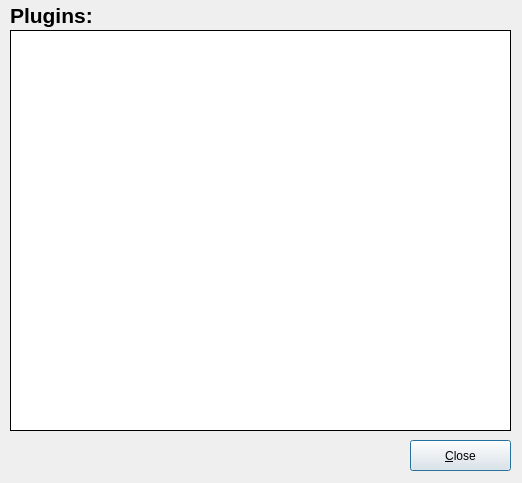
Old version of the form application/aboutplugins.ui in the repository jkriege2/QuickFit3.
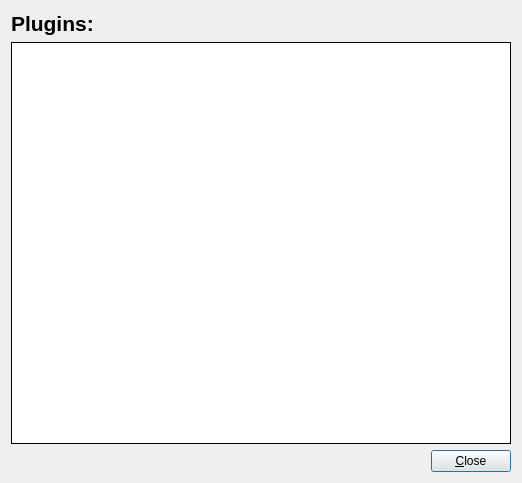
New version of the form.

Patch:
```diff
--- a/application/aboutplugins.ui
+++ b/application/aboutplugins.ui
@@ -19,15 +19,23 @@
   <property name="modal">
    <bool>true</bool>
   </property>
+  <layout class="QVBoxLayout" name="verticalLayout">
+   <item>
+    <widget class="QLabel" name="label">
+     <property name="font">
+      <font>
+       <pointsize>16</pointsize>
+       <weight>75</weight>
+       <bold>true</bold>
+      </font>
+     </property>
+     <property name="text">
+      <string>Plugins:</string>
+     </property>
+    </widget>
+   </item>
+   <item>
   <widget class="QTextEdit" name="edtInfo">
-   <property name="geometry">
-    <rect>
-     <x>10</x>
-     <y>30</y>
-     <width>501</width>
-     <height>401</height>
-    </rect>
-   </property>
    <property name="frameShape">
     <enum>QFrame::Box</enum>
    </property>
@@ -38,39 +46,32 @@
     <bool>true</bool>
    </property>
   </widget>
+   </item>
+   <item>
+    <layout class="QHBoxLayout" name="horizontalLayout">
+     <item>
+      <spacer name="horizontalSpacer">
+       <property name="orientation">
+        <enum>Qt::Horizontal</enum>
+       </property>
+       <property name="sizeHint" stdset="0">
+        <size>
+         <width>40</width>
+         <height>20</height>
+        </size>
+       </property>
+      </spacer>
+     </item>
+     <item>
   <widget class="QPushButton" name="pushButton">
-   <property name="geometry">
-    <rect>
-     <x>410</x>
-     <y>440</y>
-     <width>101</width>
-     <height>31</height>
-    </rect>
-   </property>
    <property name="text">
     <string>&amp;Close</string>
    </property>
   </widget>
-  <widget class="QLabel" name="label">
-   <property name="geometry">
-    <rect>
-     <x>10</x>
-     <y>0</y>
-     <width>101</width>
-     <height>31</height>
-    </rect>
-   </property>
-   <property name="font">
-    <font>
-     <pointsize>16</pointsize>
-     <weight>75</weight>
-     <bold>true</bold>
-    </font>
-   </property>
-   <property name="text">
-    <string>Plugins:</string>
-   </property>
-  </widget>
+     </item>
+    </layout>
+   </item>
+  </layout>
  </widget>
  <resources>
   <include location="quickfit3.qrc"/>
```
Lines whose indentation alone changed are shown as unchanged.
